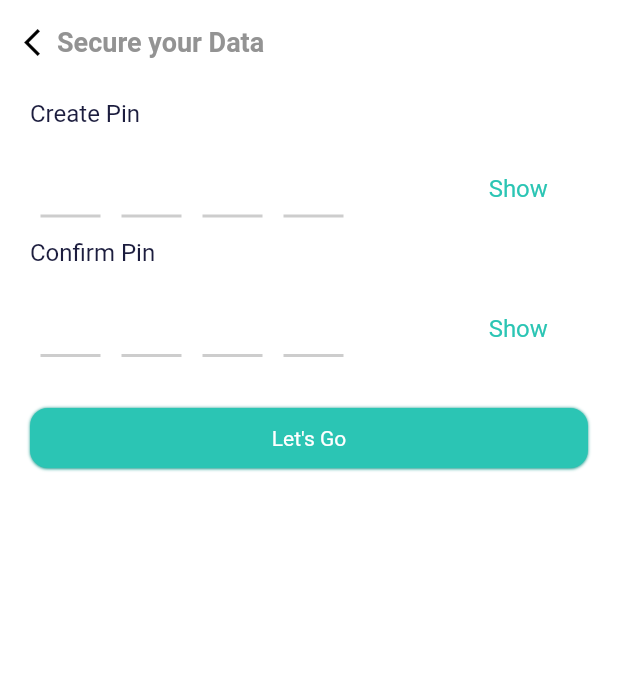
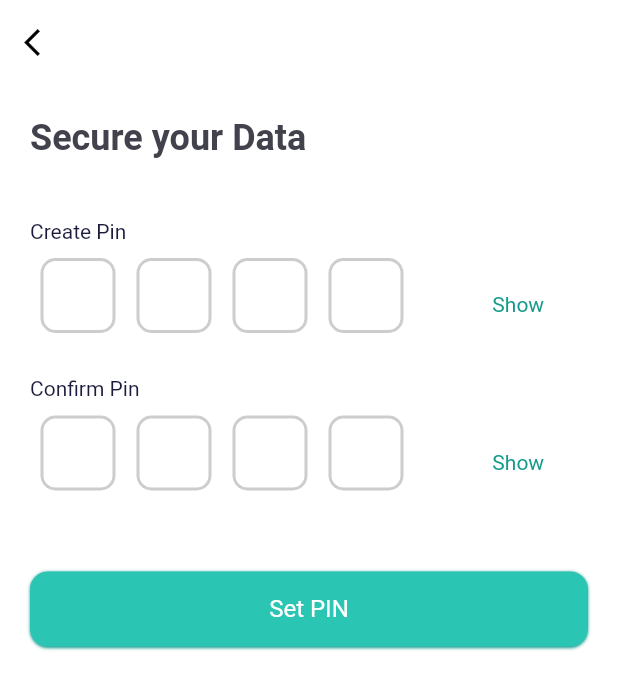
Before and after one commit to oddmentiusmaximus/paytack_mobile_app, a Flutter app: the SetPinScreen screen opened by its route, on a phone screen of 412 x 824 dp. Shown: the top 690 px of the screen. Run offline on Flutter 3.47's test engine with Material 2 defaults, Android fonts, the light colour scheme and no system bars; drawn by our look-alikes of pin_code_fields; our stand-ins replace carousel_slider, country_picker, flutter_svg, get, getwidget, sms_autofill; Roboto replaces fonts that are missing (assets/fonts/Lato-Regular.ttf).

Commit message:
updated design , added elements and alignments

```diff
--- a/lib/set_pin/presentation/set_pin_screen.dart
+++ b/lib/set_pin/presentation/set_pin_screen.dart
@@ -32,7 +32,7 @@ class _SetPinScreenState extends State<SetPinScreen> {
   @override
   Widget build(BuildContext context) {
     return Scaffold(
-      appBar: commonAppBar("Secure your Data",isTrue: true,size: 18),
+      appBar: commonAppBar("",isTrue: true,size: 18),
       body: SafeArea(
         child: SingleChildScrollView(
           child: Padding(
@@ -41,10 +41,21 @@ class _SetPinScreenState extends State<SetPinScreen> {
               mainAxisAlignment: MainAxisAlignment.start,
               crossAxisAlignment: CrossAxisAlignment.start,
               children: [
+                pVerticalSpace(height: 12.0),
+                TView(
+                  title: "Secure your Data",
+                  size: 24.0,
+                  weight: FontWeight.bold,
+                  align: TextAlign.start,
+                  isMaxLines: false,
+                  isOverflow: false,
+                  color: pTextColor,
+                ),
+                pVerticalSpace(height: 40.0),
                 TView(
                   title: "Create Pin",
                   color: Color(0xff1C1D3E),
-                  size: 16.0,
+                  size: 14.0,
                 ),
                 pVerticalSpace(height: 8.0),
                 Row(
@@ -72,16 +83,16 @@ class _SetPinScreenState extends State<SetPinScreen> {
                           },
 
                           pinTheme: PinTheme(
-                              shape: PinCodeFieldShape.underline,
+                              shape: PinCodeFieldShape.box,
                               fieldOuterPadding: EdgeInsets.symmetric(
                                   horizontal: 7.0, vertical: 2.0),
-                              //borderRadius: BorderRadius.circular(5),
+                              borderRadius: BorderRadius.circular(10),
                               fieldHeight: 50,
-                              fieldWidth: 40,
+                              fieldWidth: 50,
                               inactiveColor: pBorderGrey,
                               inactiveFillColor: Colors.white,
                               activeFillColor: Colors.white,
-                              selectedFillColor: pPrimaryColor,
+                              selectedFillColor: Colors.white,
                               selectedColor: pPrimaryColor,
                               activeColor: pPrimaryColor),
                           cursorColor: Colors.black,
@@ -112,16 +123,17 @@ class _SetPinScreenState extends State<SetPinScreen> {
                     Expanded(
                         child: TView(
                       title: "Show",
-                      color: pPrimaryColor,
-                      size: 16.0,
+                      color: pProgress,
+                      size: 14.0,
                     )),
                     //Expanded(child: Container(padding: EdgeInsets.all(16),color: Colors.green,child: Text("text 4"))),
                   ],
                 ),
+                pVerticalSpace(height: 15.0),
                 TView(
                   title: "Confirm Pin",
                   color: Color(0xff1C1D3E),
-                  size: 16.0,
+                  size: 14.0,
                 ),
                 pVerticalSpace(height: 8.0),
                 Row(
@@ -147,23 +159,23 @@ class _SetPinScreenState extends State<SetPinScreen> {
                           },
 
                           pinTheme: PinTheme(
-                              shape: PinCodeFieldShape.underline,
+                              shape: PinCodeFieldShape.box,
                               fieldOuterPadding: EdgeInsets.symmetric(
                                   horizontal: 7.0, vertical: 2.0),
-                              //borderRadius: BorderRadius.circular(5),
+                              borderRadius: BorderRadius.circular(10),
                               fieldHeight: 50,
-                              fieldWidth: 40,
+                              fieldWidth: 50,
                               inactiveColor: pBorderGrey,
                               inactiveFillColor: Colors.white,
                               activeFillColor: Colors.white,
-                              selectedFillColor: pPrimaryColor,
+                              selectedFillColor: Colors.white,
                               selectedColor: pPrimaryColor,
                               activeColor: pPrimaryColor),
                           cursorColor: Colors.black,
                           animationDuration: Duration(milliseconds: 300),
                           enableActiveFill: true,
                           errorAnimationController: errorController,
-                          controller: textEditingController,
+                          controller: TextEditingController(),
                           keyboardType: TextInputType.number,
                           onCompleted: (v) {
                             print("Completed");
@@ -187,21 +199,21 @@ class _SetPinScreenState extends State<SetPinScreen> {
                     Expanded(
                         child: TView(
                       title: "Show",
-                      color: pPrimaryColor,
-                      size: 16.0,
+                      color: pProgress,
+                      size: 14.0,
                     )),
                     //Expanded(child: Container(padding: EdgeInsets.all(16),color: Colors.green,child: Text("text 4"))),
                   ],
                 ),
-                pVerticalSpace(height: 20.0),
+                pVerticalSpace(height: 40.0),
                 CustomButton(
                     color: pPrimaryColor,
                     tvColor: Colors.white,
                     isEnabled: true,
-                    tvSize: 14.0,
-                    height: 40.0,
+                    tvSize: 16.0,
+                    height: 50.0,
                     radius: 12.0,
-                    btnTitle: "Let's Go",
+                    btnTitle: "Set PIN",
                     onPress: () {
                       Get.offAllNamed(AppRoute.homeLanding);
                     }),
```
Also changed, not shown: lib/add_card_intro/presentation/add_card_tink.dart (+3 -8 lines), lib/sign_up/presentation/sign_up.dart (+9 -15 lines), lib/splash_screen/splash_screen.dart (+2 -5 lines).
